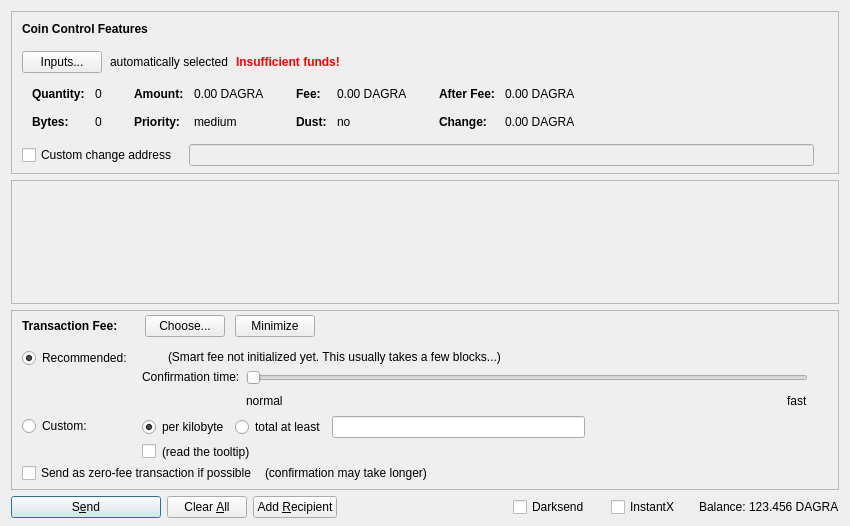
Qt form src/qt/forms/sendcoinsdialog.ui (gooddeedcoin/gdc3) before a commit.
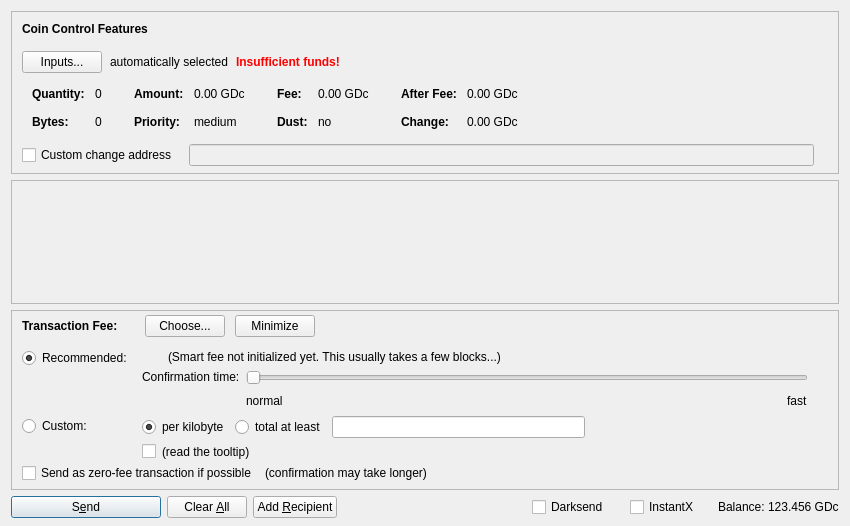
The same form after that commit. Icons and pictures are not drawn. Custom widgets are drawn as their Qt base class.

```diff
--- a/src/qt/forms/sendcoinsdialog.ui
+++ b/src/qt/forms/sendcoinsdialog.ui
@@ -324,7 +324,7 @@
                   <enum>Qt::ActionsContextMenu</enum>
                  </property>
                  <property name="text">
-                  <string notr="true">0.00 DAGRA</string>
+                  <string notr="true">0.00 GDc</string>
                  </property>
                  <property name="textInteractionFlags">
                   <set>Qt::LinksAccessibleByMouse|Qt::TextSelectableByKeyboard|Qt::TextSelectableByMouse</set>
@@ -404,7 +404,7 @@
                   <enum>Qt::ActionsContextMenu</enum>
                  </property>
                  <property name="text">
-                  <string notr="true">0.00 DAGRA</string>
+                  <string notr="true">0.00 GDc</string>
                  </property>
                  <property name="textInteractionFlags">
                   <set>Qt::LinksAccessibleByMouse|Qt::TextSelectableByKeyboard|Qt::TextSelectableByMouse</set>
@@ -484,7 +484,7 @@
                   <enum>Qt::ActionsContextMenu</enum>
                  </property>
                  <property name="text">
-                  <string notr="true">0.00 DAGRA</string>
+                  <string notr="true">0.00 GDc</string>
                  </property>
                  <property name="textInteractionFlags">
                   <set>Qt::LinksAccessibleByMouse|Qt::TextSelectableByKeyboard|Qt::TextSelectableByMouse</set>
@@ -513,7 +513,7 @@
                   <enum>Qt::ActionsContextMenu</enum>
                  </property>
                  <property name="text">
-                  <string notr="true">0.00 DAGRA</string>
+                  <string notr="true">0.00 GDc</string>
                  </property>
                  <property name="textInteractionFlags">
                   <set>Qt::LinksAccessibleByMouse|Qt::TextSelectableByKeyboard|Qt::TextSelectableByMouse</set>
@@ -1378,7 +1378,7 @@
           <cursorShape>IBeamCursor</cursorShape>
          </property>
          <property name="text">
-          <string notr="true">123.456 DAGRA</string>
+          <string notr="true">123.456 GDc</string>
          </property>
          <property name="textInteractionFlags">
           <set>Qt::LinksAccessibleByMouse|Qt::TextSelectableByKeyboard|Qt::TextSelectableByMouse</set>
```
Left out of the diff: 12 changed lines with no effect on the pictures.
